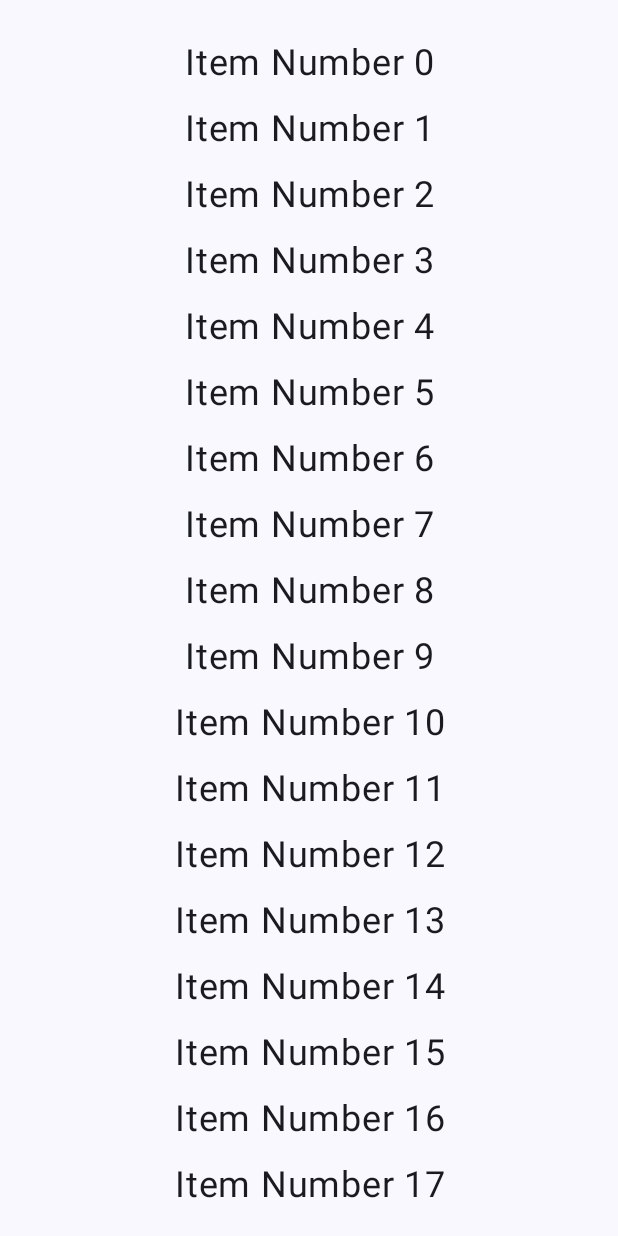
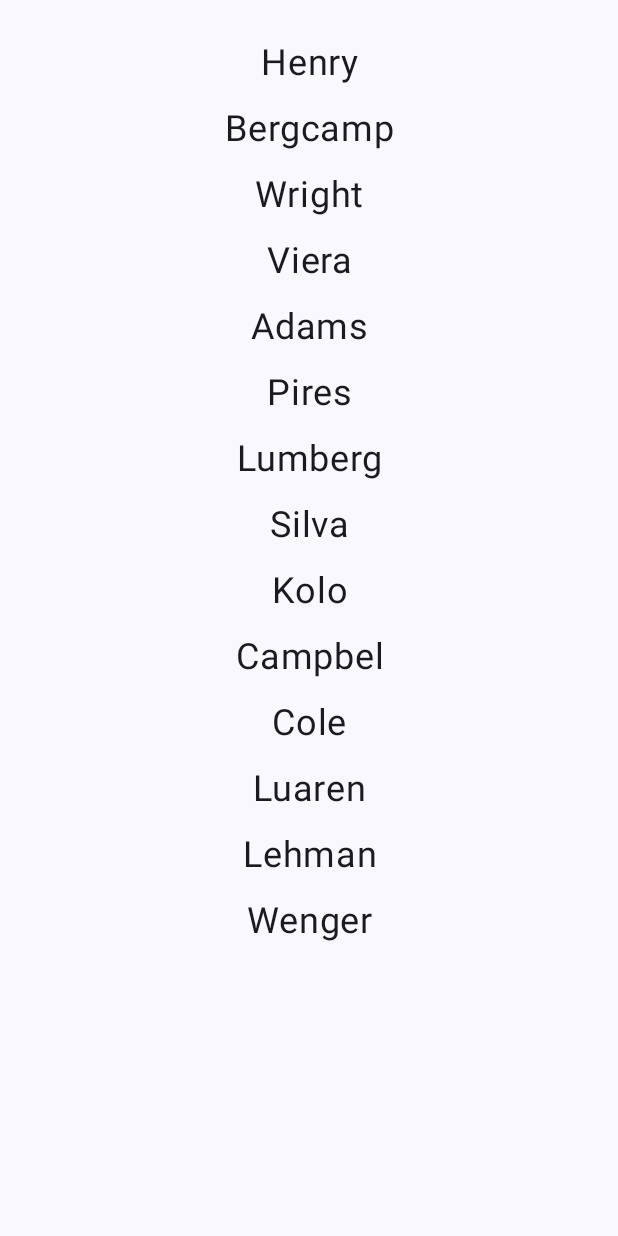
Before and after one commit to ashik024/BasicJetpackComposeLearning, an Android app built with Jetpack Compose: the composable loadLazyColumn shown on its own in the app's theme, on a phone screen of 412 x 824 dp. Run offline under Robolectric (Android 15) with nearby library versions, the phone set to English and light mode, and no system bars.

```diff
--- a/app/src/main/java/com/example/myapplication/MainActivity.kt
+++ b/app/src/main/java/com/example/myapplication/MainActivity.kt
@@ -15,6 +15,7 @@ import androidx.compose.foundation.layout.fillMaxWidth
 import androidx.compose.foundation.layout.height
 import androidx.compose.foundation.layout.padding
 import androidx.compose.foundation.lazy.LazyColumn
+import androidx.compose.foundation.lazy.itemsIndexed
 import androidx.compose.foundation.rememberScrollState
 import androidx.compose.foundation.shape.RoundedCornerShape
 import androidx.compose.material3.Button
@@ -240,12 +241,24 @@ fun loadLazyColumn(){
             .fillMaxSize()
             .padding(20.dp),
         content = {
-            items(50){
-                Text(text = "Item Number $it",
+//            items(50){
+//                Text(text = "Item Number $it",
+//                    fontSize = 24.sp,
+//                    textAlign = TextAlign.Center,
+//                    modifier = Modifier.fillMaxSize().padding(8.dp)
+//                    )
+//            }
+
+            itemsIndexed(
+                listOf("Henry","Bergcamp","Wright","Viera","Adams","Pires","Lumberg","Silva","Kolo","Campbel","Cole","Luaren","Lehman","Wenger")
+            ){
+                index, data ->
+
+                Text(text = "$data",
                     fontSize = 24.sp,
                     textAlign = TextAlign.Center,
                     modifier = Modifier.fillMaxSize().padding(8.dp)
-                    )
+                )
             }
 
     })
```
